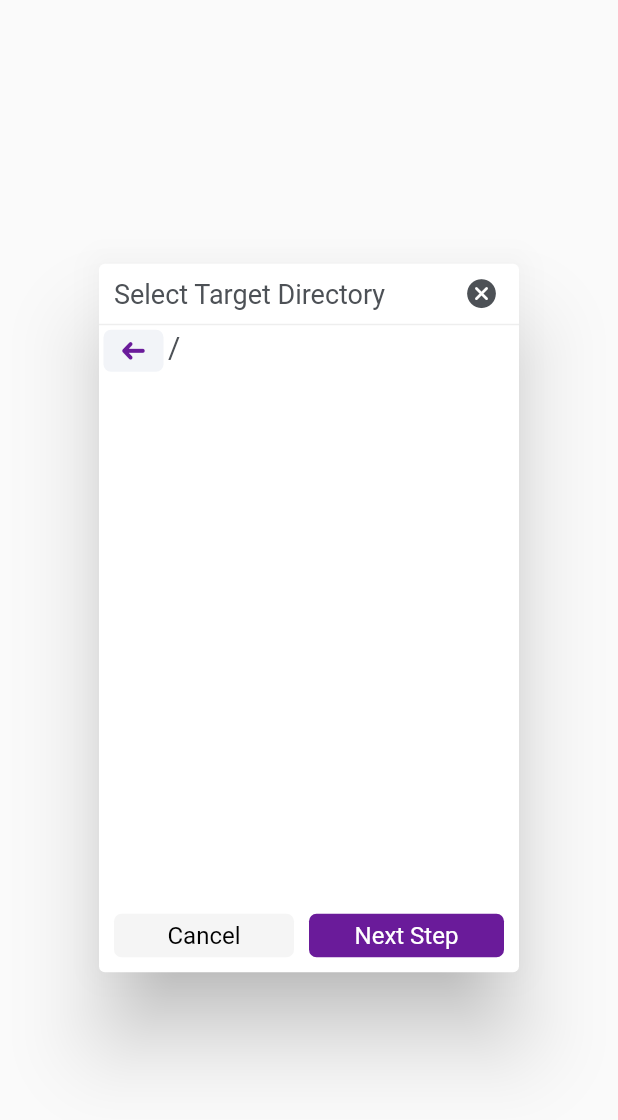
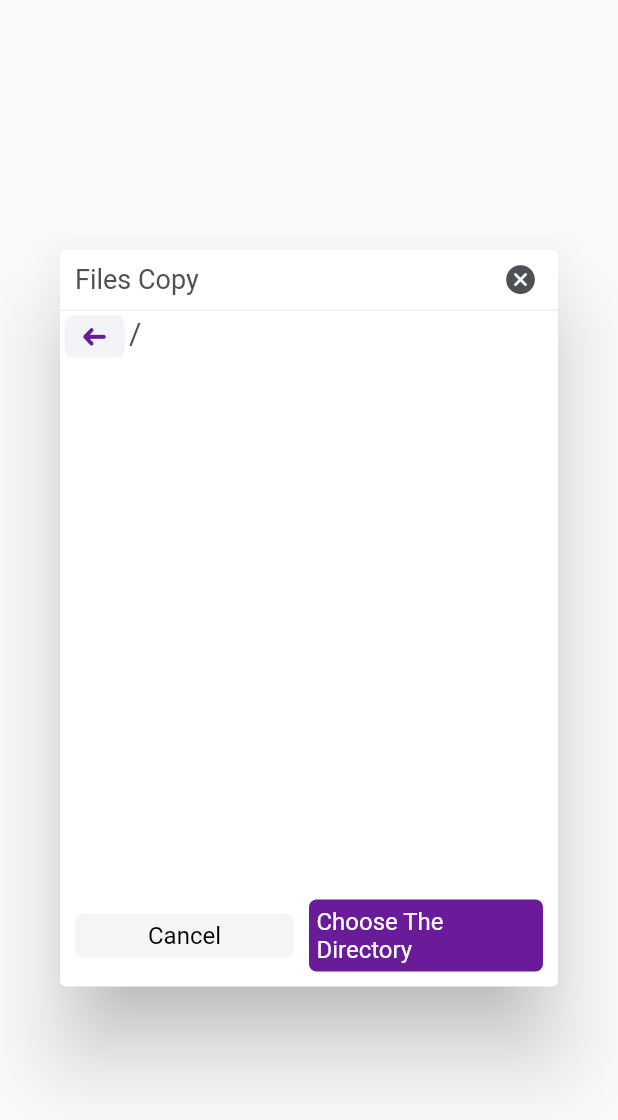
Before and after one commit to zhongxuqi/compressor, a Flutter app: the ActionDialog widget shown alone on an empty page, opened directly with empty values, on a phone screen of 412 x 824 dp. Shown: the top 1120 px of the screen. Run offline on Flutter 3.47's test engine with Material 2 defaults, Android fonts, the phone set to English and light mode, and no system bars; our stand-ins replace fluttertoast, native_pdf_renderer, permission_handler, photo_view, share, shared_preferences and 2 more; missing offline and left inert: lpinyin, receive_sharing_intent; accounts and stored records are empty.

Commit message:
modify action dialog

```diff
--- a/lib/components/action_dialog.dart
+++ b/lib/components/action_dialog.dart
@@ -115,11 +115,20 @@ class _ActionDialogState extends State<ActionDialog> {
     }
   }
 
+  String getTitle() {
+    switch (widget.actionType) {
+      case ActionDialogType.copy:
+        return AppLocalizations.of(context).getLanguageText('files_copy');
+      case ActionDialogType.move:
+        return AppLocalizations.of(context).getLanguageText('files_move');
+      case ActionDialogType.rename:
+        return AppLocalizations.of(context).getLanguageText('files_rename');
+    }
+  }
+
   @override
   Widget build(BuildContext context) {
-    var children = <Widget>[];
-    if (widget.actionType == ActionDialogType.rename) {
-      children.addAll(<Widget>[
+    var children = <Widget>[
       Container(
         padding: EdgeInsets.symmetric(vertical: 0, horizontal: 0),
         child: Row(
@@ -128,8 +137,7 @@ class _ActionDialogState extends State<ActionDialog> {
               child: Container(
                 margin: EdgeInsets.only(left: 10),
                 child: Text(
-                    AppLocalizations.of(context).getLanguageText(
-                        'confirm_file_name'),
+                  getTitle(),
                   style: TextStyle(
                     fontSize: 18,
                     color: ColorUtils.textColor,
@@ -164,6 +172,9 @@ class _ActionDialogState extends State<ActionDialog> {
           ),
         ],
       ),
+    ];
+    if (widget.actionType == ActionDialogType.rename) {
+      children.addAll(<Widget>[
         Container(
           height: MediaQuery
               .of(context)
@@ -247,50 +258,6 @@ class _ActionDialogState extends State<ActionDialog> {
       switch (step) {
         case 0:
           children.addAll(<Widget>[
-            Container(
-              padding: EdgeInsets.symmetric(vertical: 0, horizontal: 0),
-              child: Row(
-                children: [
-                  Expanded(
-                    child: Container(
-                      margin: EdgeInsets.only(left: 10),
-                      child: Text(
-                        AppLocalizations.of(context).getLanguageText(
-                            'select_target_directory'),
-                        style: TextStyle(
-                          fontSize: 18,
-                          color: ColorUtils.textColor,
-                        ),
-                      ),
-                    ),
-                  ),
-                  InkWell(
-                    child: Container(
-                      height: 40,
-                      width: 50,
-                      child: Icon(
-                        IconFonts.close,
-                        color: ColorUtils.textColor,
-                        size: 22,
-                      ),
-                    ),
-                    onTap: () {
-                      Navigator.of(context).pop();
-                    },
-                  ),
-                ],
-              ),
-            ),
-            Row(
-              children: [
-                Expanded(
-                  child: Container(
-                    height: 1,
-                    color: ColorUtils.divider,
-                  ),
-                ),
-              ],
-            ),
             Location(
               directories: pathFragments,
               goBack: () {
@@ -369,7 +336,7 @@ class _ActionDialogState extends State<ActionDialog> {
                         ),
                         child: Text(
                           AppLocalizations.of(context)
-                              .getLanguageText('next_step'),
+                              .getLanguageText('choose_the_directory'),
                           style: TextStyle(
                             color: Colors.white,
                           ),
@@ -389,50 +356,6 @@ class _ActionDialogState extends State<ActionDialog> {
           break;
         case 1:
           children.addAll(<Widget>[
-            Container(
-              padding: EdgeInsets.symmetric(vertical: 0, horizontal: 0),
-              child: Row(
-                children: [
-                  Expanded(
-                    child: Container(
-                      margin: EdgeInsets.only(left: 10),
-                      child: Text(
-                        AppLocalizations.of(context).getLanguageText(
-                            'confirm_file_name'),
-                        style: TextStyle(
-                          fontSize: 18,
-                          color: ColorUtils.textColor,
-                        ),
-                      ),
-                    ),
-                  ),
-                  InkWell(
-                    child: Container(
-                      height: 40,
-                      width: 50,
-                      child: Icon(
-                        IconFonts.close,
-                        color: ColorUtils.textColor,
-                        size: 22,
-                      ),
-                    ),
-                    onTap: () {
-                      Navigator.of(context).pop();
-                    },
-                  ),
-                ],
-              ),
-            ),
-            Row(
-              children: [
-                Expanded(
-                  child: Container(
-                    height: 1,
-                    color: ColorUtils.divider,
-                  ),
-                ),
-              ],
-            ),
             Container(
               height: MediaQuery
                   .of(context)
--- a/lib/localization/localization.dart
+++ b/lib/localization/localization.dart
@@ -220,6 +220,22 @@ class AppLocalizations {
       'en': 'Rename Success',
       'zh': '重命名成功',
     },
+    'files_copy': {
+      'en': 'Files Copy',
+      'zh': '批量复制文件',
+    },
+    'files_move': {
+      'en': 'Files Move',
+      'zh': '批量移动文件',
+    },
+    'files_rename': {
+      'en': 'Files Rename',
+      'zh': '批量重命名文件',
+    },
+    'choose_the_directory': {
+      'en': 'Choose The Directory',
+      'zh': '选择当前目录',
+    },
   };
 
   String getLanguageText(String textID) {
```
Lines whose indentation alone changed are shown as unchanged.
